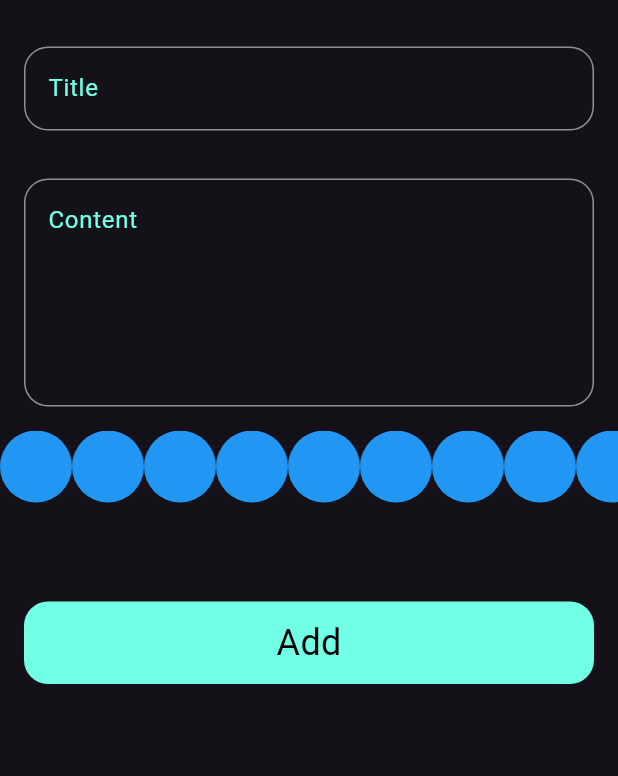
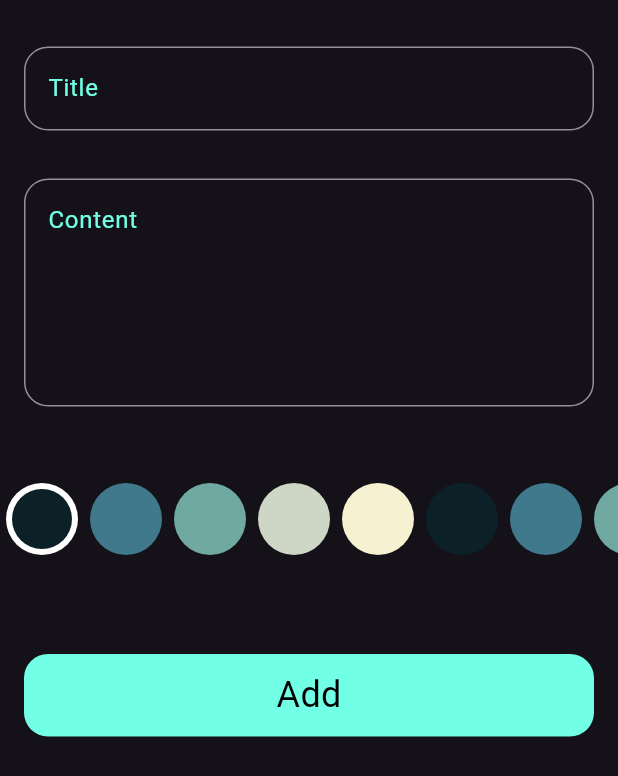
Before and after one commit to MamoudDahy11/notes_app, a Flutter app: the AddNoteForm widget shown alone on an empty page, opened directly, on a phone screen of 412 x 824 dp. Shown: the top 776 px of the screen. Run offline on Flutter 3.47's test engine with Material 3 defaults, Android fonts, the phone set to English and light mode, and no system bars; our stand-ins replace flutter_bloc, hive, hive_flutter; accounts and stored records are empty.

Commit message:
colors list view finsh

```diff
--- a/lib/widget/add_note_form.dart
+++ b/lib/widget/add_note_form.dart
@@ -42,6 +42,7 @@ class _AddNoteFormState extends State<AddNoteForm> {
               subTitle = value;
             },
           ),
+          SizedBox(height: 35),
           ListViewItem(),
           const SizedBox(height: 50),
           BlocBuilder<AddNoteCubit, AddNoteState>(
--- a/lib/widget/colors_list_view.dart
+++ b/lib/widget/colors_list_view.dart
@@ -1,27 +1,63 @@
-
 import 'package:flutter/material.dart';
 
 class ColorItem extends StatelessWidget {
-  const ColorItem({super.key});
-
+  const ColorItem({super.key, required this.isActive, required this.color});
+  final bool isActive;
+  final Color color;
   @override
   Widget build(BuildContext context) {
-    return CircleAvatar(radius: 24, backgroundColor: Colors.blue);
+    return isActive
+        ? CircleAvatar(
+            radius: 24,
+            backgroundColor: Colors.white,
+            child: CircleAvatar(radius: 20, backgroundColor: color),
+          )
+        : CircleAvatar(radius: 24, backgroundColor: color);
   }
 }
 
-class ListViewItem extends StatelessWidget {
+class ListViewItem extends StatefulWidget {
   const ListViewItem({super.key});
 
+  @override
+  State<ListViewItem> createState() => _ListViewItemState();
+}
+
+class _ListViewItemState extends State<ListViewItem> {
+  List<Color> colors = const [
+    Color(0XFF0B2027),
+    Color(0XFF40798C),
+    Color(0XFF70A9A1),
+    Color(0XFFCED6C6),
+    Color(0XFFF6F1D1),
+    Color(0XFF0B2027),
+    Color(0XFF40798C),
+    Color(0XFF70A9A1),
+    Color(0XFFCED6C6),
+    Color(0XFFF6F1D1),
+  ];
+  int currentIndex = 0;
   @override
   Widget build(BuildContext context) {
     return SizedBox(
       height: 48,
       child: ListView.builder(
         scrollDirection: Axis.horizontal,
-        itemCount: 10,
+        itemCount: colors.length,
         itemBuilder: (context, index) {
-          return ColorItem();
+          return Padding(
+            padding: const EdgeInsets.symmetric(horizontal: 4.0),
+            child: GestureDetector(
+              onTap: () {
+                currentIndex = index;
+                setState(() {});
+              },
+              child: ColorItem(
+                isActive: currentIndex == index,
+                color: colors[index],
+              ),
+            ),
+          );
         },
       ),
     );
```
